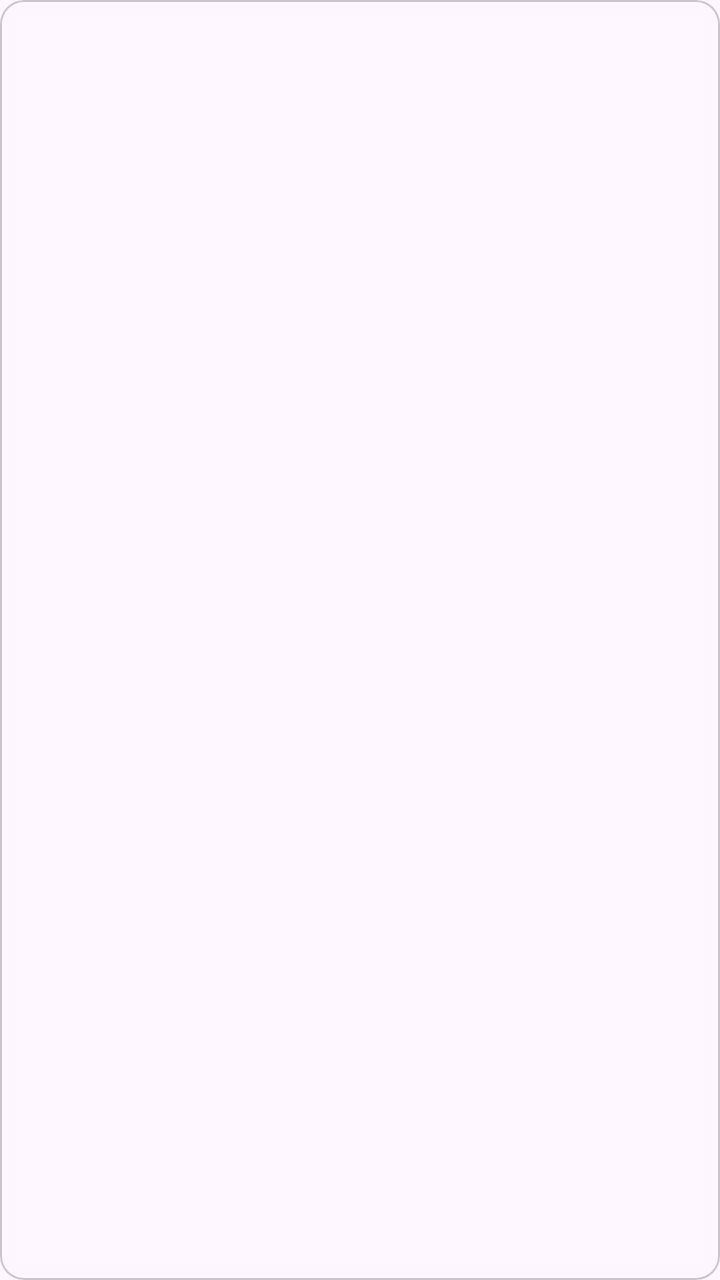
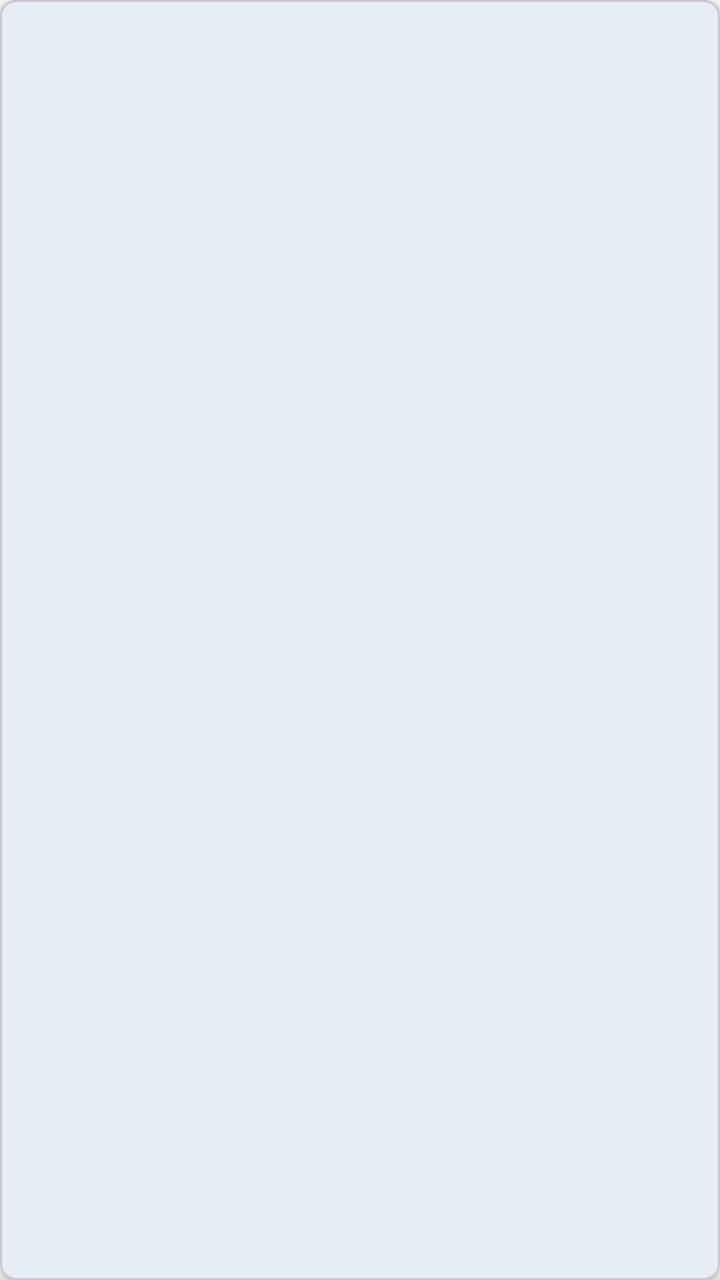

Before-and-after screenshots of an Android layout around one commit, followed by the original layout XML and the change that was made.
<!-- AndroidManifest.xml: application theme Theme.notesmart -->
<!-- res/layout/item_note.xml -->
<?xml version="1.0" encoding="utf-8"?>
<com.google.android.material.card.MaterialCardView
    xmlns:android="http://schemas.android.com/apk/res/android"
    android:layout_width="match_parent"
    android:layout_height="wrap_content"
    android:layout_marginBottom="8dp"
    android:clickable="true"
    android:focusable="true">

    <LinearLayout
        android:layout_width="match_parent"
        android:layout_height="wrap_content"
        android:padding="12dp"
        android:orientation="vertical">

        <TextView
            android:id="@+id/titleText"
            android:layout_width="match_parent"
            android:layout_height="wrap_content"
            android:textStyle="bold"
            android:textSize="16sp"
            android:maxLines="1"
            android:ellipsize="end"/>

        <TextView
            android:id="@+id/contentPreviewText"
            android:layout_width="match_parent"
            android:layout_height="wrap_content"
            android:maxLines="2"
            android:ellipsize="end"
            android:textSize="14sp"/>

    </LinearLayout>

</com.google.android.material.card.MaterialCardView>
<!-- resources referenced by this layout -->
<resources>
  <style name="Base.Theme.notesmart" parent="Theme.Material3.DayNight.NoActionBar">
          
          
      </style>
  <!-- unchanged entries left out for length: 1 -->
</resources>

<!-- the commit's change to res/layout/item_note.xml (unified diff, before → after) -->
@@ -1,34 +1,34 @@
 <?xml version="1.0" encoding="utf-8"?>
 <com.google.android.material.card.MaterialCardView
     xmlns:android="http://schemas.android.com/apk/res/android"
+    xmlns:app="http://schemas.android.com/apk/res-auto"
     android:layout_width="match_parent"
     android:layout_height="wrap_content"
-    android:layout_marginBottom="8dp"
-    android:clickable="true"
-    android:focusable="true">
+    android:layout_margin="8dp"
+    app:cardElevation="4dp"
+    app:cardCornerRadius="8dp">
 
     <LinearLayout
         android:layout_width="match_parent"
         android:layout_height="wrap_content"
-        android:padding="12dp"
-        android:orientation="vertical">
+        android:orientation="vertical"
+        android:padding="16dp">
 
         <TextView
-            android:id="@+id/titleText"
+            android:id="@+id/noteTitleTextView"
             android:layout_width="match_parent"
             android:layout_height="wrap_content"
-            android:textStyle="bold"
-            android:textSize="16sp"
-            android:maxLines="1"
-            android:ellipsize="end"/>
+            android:textAppearance="@style/TextAppearance.Material3.TitleMedium"
+            android:textStyle="bold" />
 
         <TextView
-            android:id="@+id/contentPreviewText"
+            android:id="@+id/noteContentTextView"
             android:layout_width="match_parent"
             android:layout_height="wrap_content"
-            android:maxLines="2"
-            android:ellipsize="end"
-            android:textSize="14sp"/>
+            android:layout_marginTop="8dp"
+            android:textAppearance="@style/TextAppearance.Material3.BodyMedium"
+            android:maxLines="3"
+            android:ellipsize="end"/>
 
     </LinearLayout>
 
<!-- resource entries referenced after the edit -->
@@ -1,8 +1,70 @@
 <!-- resources referenced by this layout -->
 <resources>
   <style name="Base.Theme.notesmart" parent="Theme.Material3.DayNight.NoActionBar">
-          
-          
+          <item name="colorPrimary">@color/md_theme_primary</item>
+          <item name="colorOnPrimary">@color/md_theme_onPrimary</item>
+          <item name="colorPrimaryContainer">@color/md_theme_primaryContainer</item>
+          <item name="colorOnPrimaryContainer">@color/md_theme_onPrimaryContainer</item>
+          <item name="colorSecondary">@color/md_theme_secondary</item>
+          <item name="colorOnSecondary">@color/md_theme_onSecondary</item>
+          <item name="colorSecondaryContainer">@color/md_theme_secondaryContainer</item>
+          <item name="colorOnSecondaryContainer">@color/md_theme_onSecondaryContainer</item>
+          <item name="colorTertiary">@color/md_theme_tertiary</item>
+          <item name="colorOnTertiary">@color/md_theme_onTertiary</item>
+          <item name="colorTertiaryContainer">@color/md_theme_tertiaryContainer</item>
+          <item name="colorOnTertiaryContainer">@color/md_theme_onTertiaryContainer</item>
+          <item name="colorError">@color/md_theme_error</item>
+          <item name="colorOnError">@color/md_theme_onError</item>
+          <item name="colorErrorContainer">@color/md_theme_errorContainer</item>
+          <item name="colorOnErrorContainer">@color/md_theme_onErrorContainer</item>
+          <item name="android:colorBackground">@color/md_theme_background</item>
+          <item name="colorOnBackground">@color/md_theme_onBackground</item>
+          <item name="colorSurface">@color/md_theme_surface</item>
+          <item name="colorOnSurface">@color/md_theme_onSurface</item>
+          <item name="colorSurfaceVariant">@color/md_theme_surfaceVariant</item>
+          <item name="colorOnSurfaceVariant">@color/md_theme_onSurfaceVariant</item>
+          <item name="colorOutline">@color/md_theme_outline</item>
+          <item name="colorOnSurfaceInverse">@color/md_theme_inverseOnSurface</item>
+          <item name="colorSurfaceInverse">@color/md_theme_inverseSurface</item>
+          <item name="colorPrimaryInverse">@color/md_theme_inversePrimary</item>
+          <item name="textAppearanceTitleLarge">@style/TextAppearance.App.TitleLarge</item>
+          <item name="textAppearanceBodyLarge">@style/TextAppearance.App.BodyLarge</item>
+          <item name="android:statusBarColor">@android:color/transparent</item>
+          <item name="android:windowLightStatusBar">true</item>
+      </style>
+  <color name="md_theme_primary">#0061a4</color>
+  <color name="md_theme_onPrimary">#ffffff</color>
+  <color name="md_theme_primaryContainer">#d1e4ff</color>
+  <color name="md_theme_onPrimaryContainer">#001d36</color>
+  <color name="md_theme_secondary">#535f70</color>
+  <color name="md_theme_onSecondary">#ffffff</color>
+  <color name="md_theme_secondaryContainer">#d7e3f7</color>
+  <color name="md_theme_onSecondaryContainer">#101c2b</color>
+  <color name="md_theme_tertiary">#6b5778</color>
+  <color name="md_theme_onTertiary">#ffffff</color>
+  <color name="md_theme_tertiaryContainer">#f2daff</color>
+  <color name="md_theme_onTertiaryContainer">#251431</color>
+  <color name="md_theme_error">#ba1a1a</color>
+  <color name="md_theme_onError">#ffffff</color>
+  <color name="md_theme_errorContainer">#ffdad6</color>
+  <color name="md_theme_onErrorContainer">#410002</color>
+  <color name="md_theme_background">#fdfcff</color>
+  <color name="md_theme_onBackground">#1a1c1e</color>
+  <color name="md_theme_surface">#fdfcff</color>
+  <color name="md_theme_onSurface">#1a1c1e</color>
+  <color name="md_theme_surfaceVariant">#dfe2eb</color>
+  <color name="md_theme_onSurfaceVariant">#42474e</color>
+  <color name="md_theme_outline">#73777f</color>
+  <color name="md_theme_inverseOnSurface">#f1f0f4</color>
+  <color name="md_theme_inverseSurface">#2f3033</color>
+  <color name="md_theme_inversePrimary">#9ecaff</color>
+  <style name="TextAppearance.App.TitleLarge" parent="TextAppearance.Material3.TitleLarge">
+          <item name="fontFamily">sans-serif-condensed</item>
+          <item name="android:fontFamily">sans-serif-condensed</item>
+      </style>
+  <style name="TextAppearance.App.BodyLarge" parent="TextAppearance.Material3.BodyLarge">
+          <item name="fontFamily">sans-serif-light</item>
+          <item name="android:fontFamily">sans-serif-light</item>
       </style>
   <!-- unchanged entries left out for length: 1 -->
 </resources>
